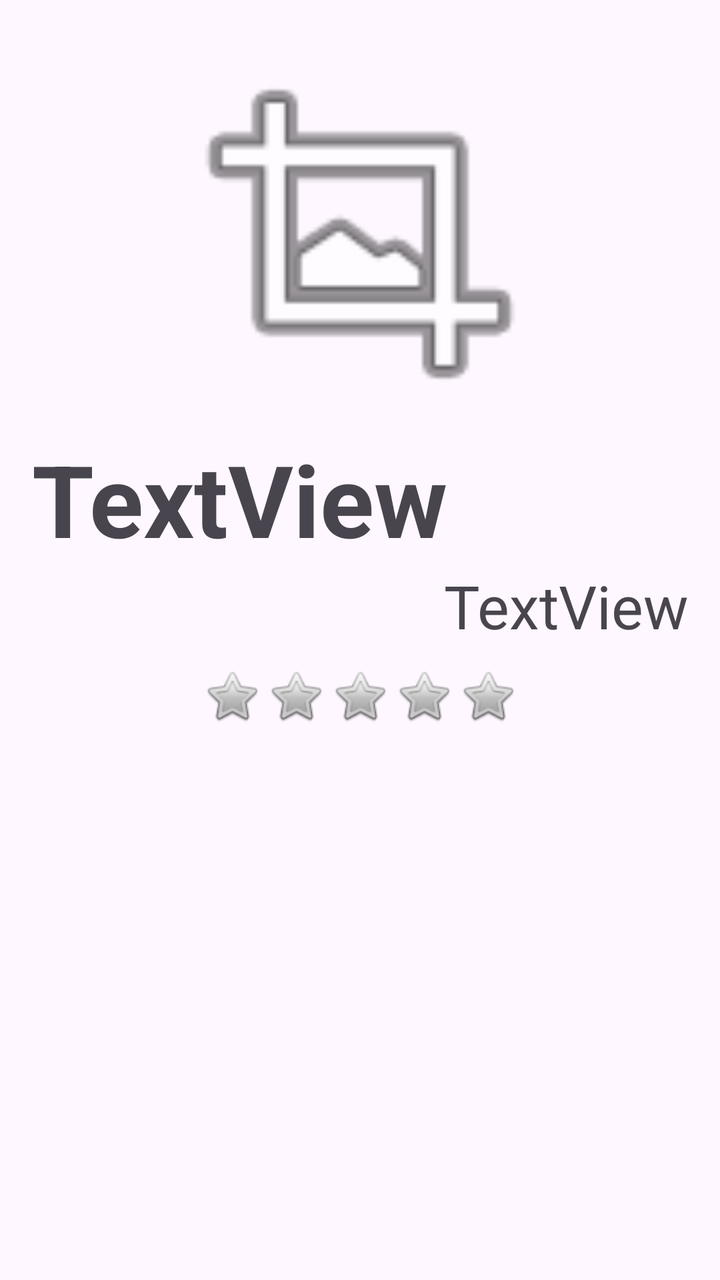
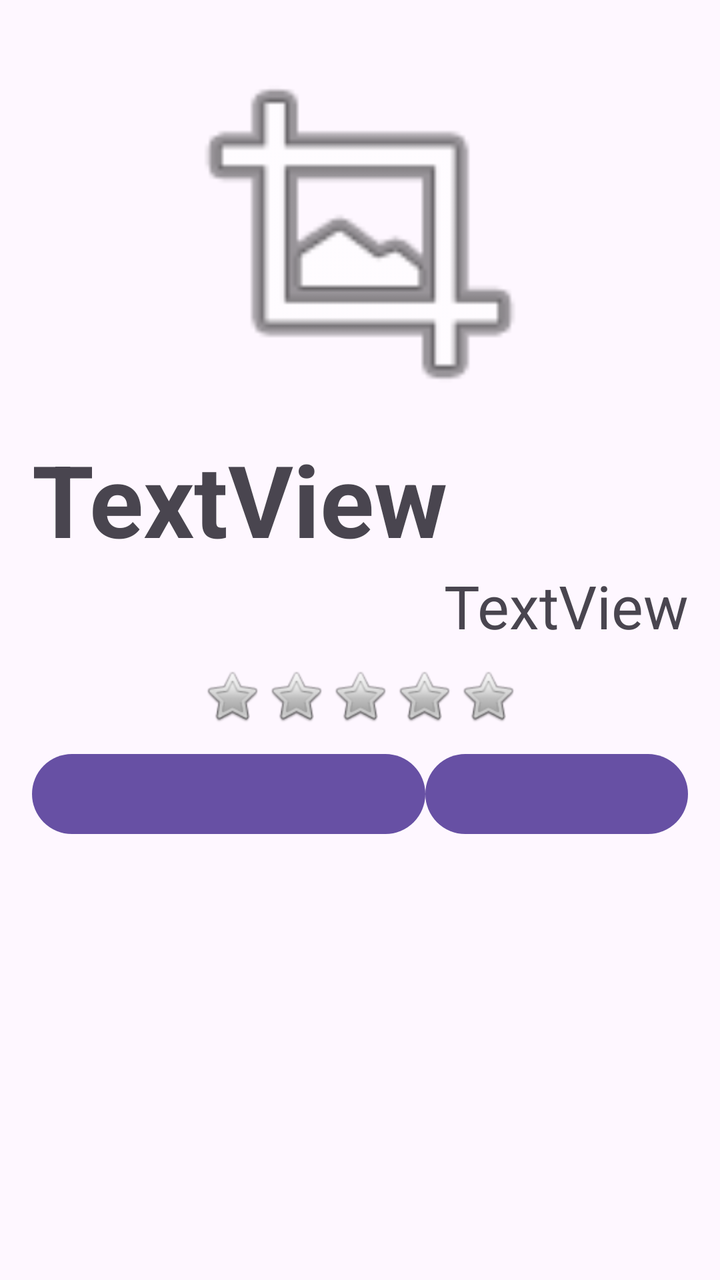

Two renders of the same Android screen: before a commit and after it. Below are the layout's source before the change and the commit's diff.
<!-- AndroidManifest.xml: application theme Theme.KartaProduktu -->
<!-- res/layout/activity_main.xml -->
<?xml version="1.0" encoding="utf-8"?>
<LinearLayout xmlns:android="http://schemas.android.com/apk/res/android"
    xmlns:app="http://schemas.android.com/apk/res-auto"
    xmlns:tools="http://schemas.android.com/tools"
    android:id="@+id/main"
    android:layout_width="match_parent"
    android:layout_height="match_parent"
    android:orientation="vertical"
    android:padding="16dp"
    tools:context=".MainActivity">


    <ImageView
        android:id="@+id/ivProduct"
        android:layout_width="match_parent"
        android:layout_height="200dp"
        app:srcCompat="@android:drawable/ic_menu_crop" />

    <TextView
        android:id="@+id/tvProductName"
        android:layout_width="match_parent"
        android:layout_height="wrap_content"
        android:text="TextView"
        android:textSize="50sp"
        android:textStyle="bold" />

    <TextView
        android:id="@+id/tvPrice"
        android:layout_width="match_parent"
        android:layout_height="wrap_content"
        android:gravity="end"
        android:text="TextView"
        android:textSize="30sp" />

    <LinearLayout
        android:layout_width="match_parent"
        android:layout_height="wrap_content"
        android:orientation="horizontal"
        android:id="@+id/starGroup"
        android:gravity="center"
        android:layout_marginTop="10dp">
        <ImageView
            android:id="@+id/ivStar1"
            android:layout_width="wrap_content"
            android:layout_height="30dp"
            app:srcCompat="@android:drawable/btn_star" />
        <ImageView
            android:id="@+id/ivStar2"
            android:layout_width="wrap_content"
            android:layout_height="30dp"
            app:srcCompat="@android:drawable/btn_star" />
        <ImageView
            android:id="@+id/ivStar3"
            android:layout_width="wrap_content"
            android:layout_height="30dp"
            app:srcCompat="@android:drawable/btn_star" />
        <ImageView
            android:id="@+id/ivStar4"
            android:layout_width="wrap_content"
            android:layout_height="30dp"
            app:srcCompat="@android:drawable/btn_star" />

        <ImageView
            android:id="@+id/ivStar5"
            android:layout_width="wrap_content"
            android:layout_height="30dp"
            app:srcCompat="@android:drawable/btn_star" />
    </LinearLayout>
</LinearLayout>
<!-- resources referenced by this layout -->
<resources>
  <style name="Theme.KartaProduktu" parent="Base.Theme.KartaProduktu" />
  <style name="Base.Theme.KartaProduktu" parent="Theme.Material3.DayNight.NoActionBar">
          
          
      </style>
</resources>

<!-- the commit's change to res/layout/activity_main.xml (unified diff, before → after) -->
@@ -66,4 +66,21 @@
             android:layout_height="30dp"
             app:srcCompat="@android:drawable/btn_star" />
     </LinearLayout>
+    <LinearLayout
+        android:layout_width="match_parent"
+        android:layout_height="wrap_content"
+        android:orientation="horizontal"
+        android:id="@+id/btnGroup"
+        android:layout_marginTop="10dp">
+        <Button
+            android:layout_width="0dp"
+            android:layout_height="match_parent"
+            android:layout_weight="3"
+            android:id="@+id/btnBasket"/>
+        <Button
+            android:layout_width="0dp"
+            android:layout_height="match_parent"
+            android:layout_weight="2"
+            android:id="@+id/btnBuy"/>
+    </LinearLayout>
 </LinearLayout>
